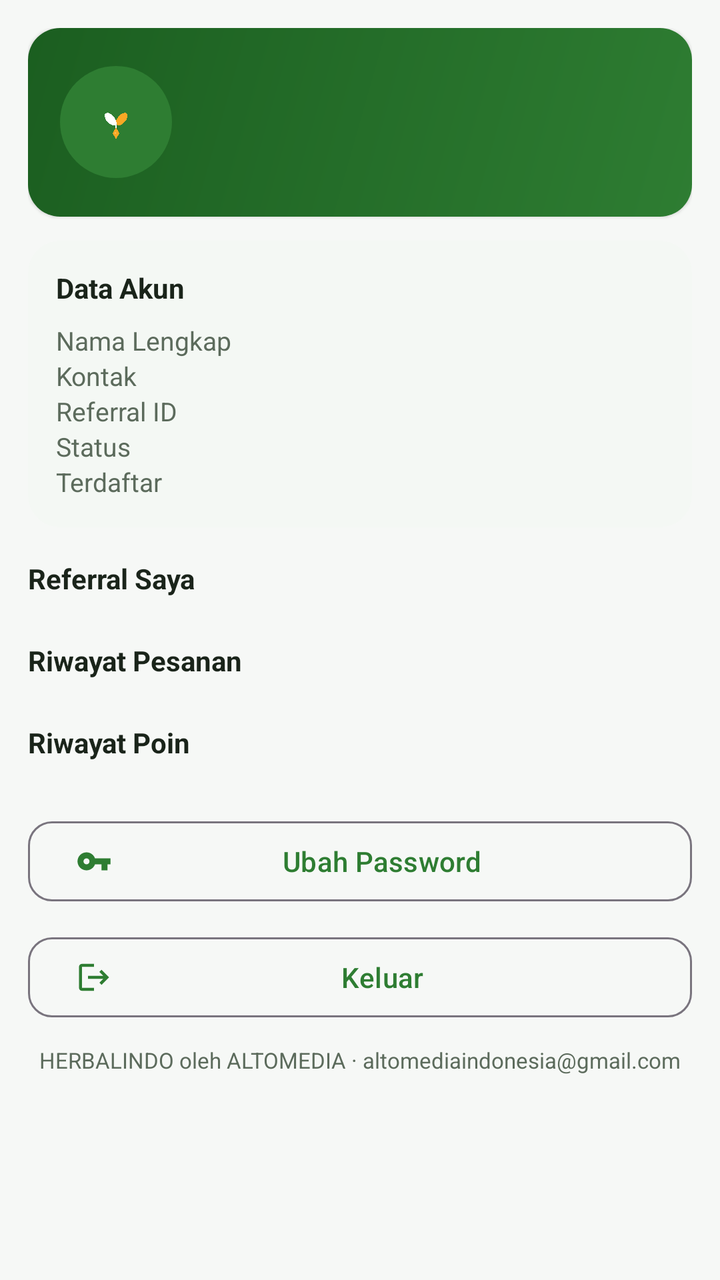
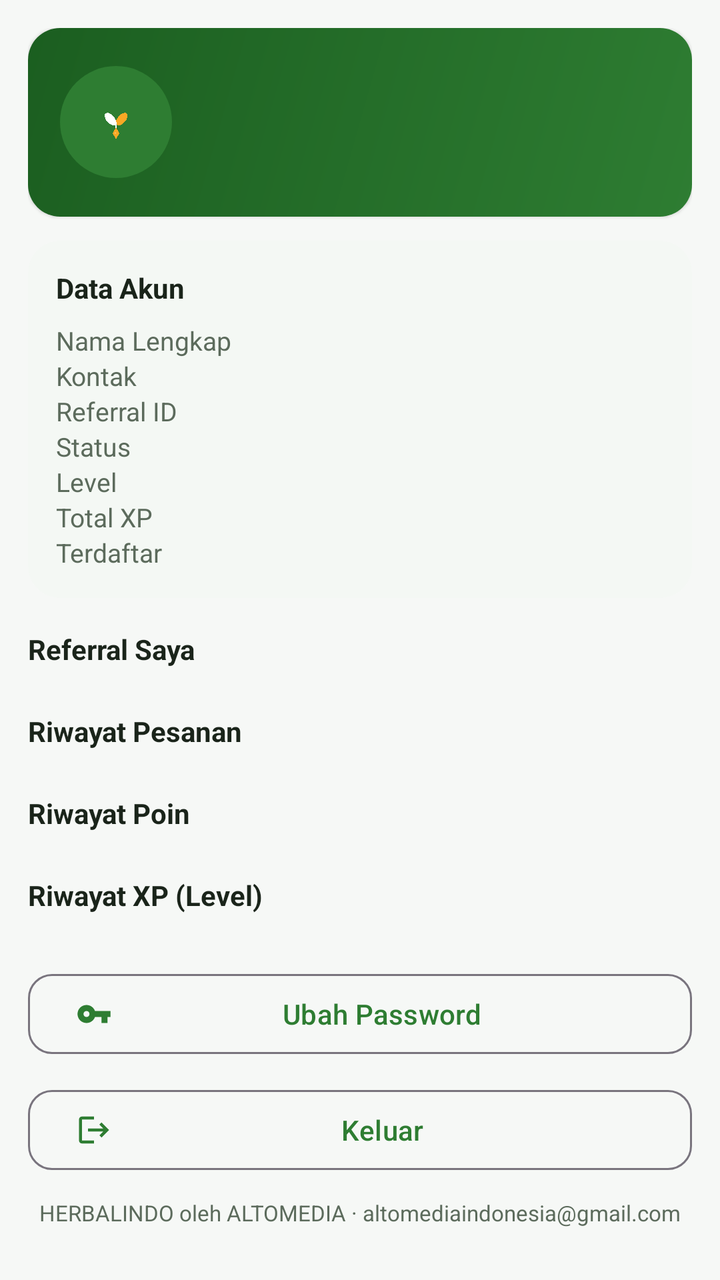

The first picture is an Android layout as it rendered before a commit; the second is the same layout after the commit. The layout source and the unified diff follow.
<!-- AndroidManifest.xml: application theme Theme.Herbalindo -->
<!-- res/layout/tab_profile.xml -->
<?xml version="1.0" encoding="utf-8"?>
<androidx.core.widget.NestedScrollView xmlns:android="http://schemas.android.com/apk/res/android"
    android:id="@+id/tab_profile"
    android:layout_width="match_parent"
    android:layout_height="match_parent"
    android:background="@color/bg"
    android:fillViewport="true"
    xmlns:app="http://schemas.android.com/apk/res-auto">

    <LinearLayout
        android:layout_width="match_parent"
        android:layout_height="wrap_content"
        android:orientation="vertical"
        android:padding="14dp">

        <com.google.android.material.card.MaterialCardView
            style="@style/Widget.Herbalindo.Card"
            android:layout_width="match_parent"
            android:layout_height="wrap_content">

            <LinearLayout
                android:layout_width="match_parent"
                android:layout_height="wrap_content"
                android:background="@drawable/bg_header"
                android:gravity="center_vertical"
                android:orientation="horizontal"
                android:padding="16dp">

                <ImageView
                    android:layout_width="56dp"
                    android:layout_height="56dp"
                    android:background="@drawable/bg_circle_green"
                    android:contentDescription="@string/profile"
                    android:padding="10dp"
                    android:src="@mipmap/ic_launcher_foreground" />

                <LinearLayout
                    android:layout_width="0dp"
                    android:layout_height="wrap_content"
                    android:layout_marginStart="12dp"
                    android:layout_weight="1"
                    android:orientation="vertical">

                    <TextView
                        android:id="@+id/prof_name"
                        android:layout_width="match_parent"
                        android:layout_height="wrap_content"
                        android:textColor="@color/text_on_brand"
                        android:textSize="18sp"
                        android:textStyle="bold" />

                    <TextView
                        android:id="@+id/prof_contact"
                        android:layout_width="match_parent"
                        android:layout_height="wrap_content"
                        android:textColor="@color/brand_green_pale"
                        android:textSize="12sp" />

                    <TextView
                        android:id="@+id/prof_ref"
                        android:layout_width="match_parent"
                        android:layout_height="wrap_content"
                        android:layout_marginTop="4dp"
                        android:textColor="@color/brand_accent"
                        android:textSize="13sp"
                        android:textStyle="bold" />
                </LinearLayout>
            </LinearLayout>
        </com.google.android.material.card.MaterialCardView>

        <com.google.android.material.card.MaterialCardView
            style="@style/Widget.Herbalindo.Card"
            android:layout_width="match_parent"
            android:layout_height="wrap_content"
            android:layout_marginTop="12dp">

            <LinearLayout
                android:layout_width="match_parent"
                android:layout_height="wrap_content"
                android:orientation="vertical"
                android:padding="14dp">

                <TextView
                    android:layout_width="match_parent"
                    android:layout_height="wrap_content"
                    android:text="Data Akun"
                    android:textColor="@color/text_primary"
                    android:textStyle="bold" />

                <TableLayout
                    android:layout_width="match_parent"
                    android:layout_height="wrap_content"
                    android:layout_marginTop="8dp"
                    android:stretchColumns="1">

                    <TableRow>
                        <TextView android:text="@string/name" android:textColor="@color/text_secondary" android:textSize="13sp" />
                        <TextView android:id="@+id/prof_row_name" android:textColor="@color/text_primary" android:textSize="13sp" />
                    </TableRow>
                    <TableRow>
                        <TextView android:text="Kontak" android:textColor="@color/text_secondary" android:textSize="13sp" />
                        <TextView android:id="@+id/prof_row_contact" android:textColor="@color/text_primary" android:textSize="13sp" />
                    </TableRow>
                    <TableRow>
                        <TextView android:text="Referral ID" android:textColor="@color/text_secondary" android:textSize="13sp" />
                        <TextView android:id="@+id/prof_row_ref" android:textColor="@color/text_primary" android:textSize="13sp" android:textStyle="bold" />
                    </TableRow>
                    <TableRow>
                        <TextView android:text="Status" android:textColor="@color/text_secondary" android:textSize="13sp" />
                        <TextView android:id="@+id/prof_row_status" android:textColor="@color/text_primary" android:textSize="13sp" />
                    </TableRow>
                    <TableRow>
                        <TextView android:text="Terdaftar" android:textColor="@color/text_secondary" android:textSize="13sp" />
                        <TextView android:id="@+id/prof_row_created" android:textColor="@color/text_primary" android:textSize="13sp" />
                    </TableRow>
                </TableLayout>
            </LinearLayout>
        </com.google.android.material.card.MaterialCardView>

        <TextView
            android:layout_width="match_parent"
            android:layout_height="wrap_content"
            android:layout_marginTop="16dp"
            android:text="Referral Saya"
            android:textColor="@color/text_primary"
            android:textStyle="bold" />

        <LinearLayout
            android:id="@+id/prof_referrals"
            android:layout_width="match_parent"
            android:layout_height="wrap_content"
            android:layout_marginTop="6dp"
            android:orientation="vertical" />

        <TextView
            android:layout_width="match_parent"
            android:layout_height="wrap_content"
            android:layout_marginTop="16dp"
            android:text="Riwayat Pesanan"
            android:textColor="@color/text_primary"
            android:textStyle="bold" />

        <LinearLayout
            android:id="@+id/prof_orders"
            android:layout_width="match_parent"
            android:layout_height="wrap_content"
            android:layout_marginTop="6dp"
            android:orientation="vertical" />

        <TextView
            android:layout_width="match_parent"
            android:layout_height="wrap_content"
            android:layout_marginTop="16dp"
            android:text="Riwayat Poin"
            android:textColor="@color/text_primary"
            android:textStyle="bold" />

        <LinearLayout
            android:id="@+id/prof_ledger"
            android:layout_width="match_parent"
            android:layout_height="wrap_content"
            android:layout_marginTop="6dp"
            android:orientation="vertical" />

        <Button
            android:id="@+id/prof_change_password"
            style="@style/Widget.Herbalindo.Button.Outlined"
            android:layout_width="match_parent"
            android:layout_height="wrap_content"
            android:layout_marginTop="20dp"
            android:text="@string/change_password"
    app:icon="@drawable/ic_key" />

        <Button
            android:id="@+id/prof_logout"
            style="@style/Widget.Herbalindo.Button.Outlined"
            android:layout_width="match_parent"
            android:layout_height="wrap_content"
            android:layout_marginTop="10dp"
            android:text="@string/logout"
    app:icon="@drawable/ic_logout" />

        <TextView
            android:layout_width="match_parent"
            android:layout_height="wrap_content"
            android:layout_marginTop="10dp"
            android:paddingBottom="16dp"
            android:text="HERBALINDO oleh ALTOMEDIA · altomediaindonesia@gmail.com"
            android:textAlignment="center"
            android:textColor="@color/text_secondary"
            android:textSize="11sp" />
    </LinearLayout>
</androidx.core.widget.NestedScrollView>
<!-- resources referenced by this layout -->
<resources>
  <color name="bg">#F6F8F6</color>
  <color name="brand_accent">#F9A825</color>
  <color name="brand_green_pale">#E8F5E9</color>
  <color name="text_on_brand">#FFFFFF</color>
  <color name="text_primary">#1A241A</color>
  <color name="text_secondary">#5C6B5C</color>
  <!-- drawable bg_circle_green (drawable) -->
  <?xml version="1.0" encoding="utf-8"?>
  <shape xmlns:android="http://schemas.android.com/apk/res/android" android:shape="oval">
      <solid android:color="@color/brand_green" />
  </shape>
  <!-- drawable bg_header (drawable) -->
  <?xml version="1.0" encoding="utf-8"?>
  <shape xmlns:android="http://schemas.android.com/apk/res/android" android:shape="rectangle">
      <gradient android:angle="315" android:startColor="@color/brand_green_dark" android:endColor="@color/brand_green" />
  </shape>
  <!-- drawable ic_key (drawable) -->
  <?xml version="1.0" encoding="utf-8"?>
  <vector xmlns:android="http://schemas.android.com/apk/res/android"
      android:width="24dp"
      android:height="24dp"
      android:viewportWidth="24"
      android:viewportHeight="24">
      <path
          android:fillColor="#FF000000"
          android:pathData="M12.65,10C11.83,7.67 9.61,6 7,6c-3.31,0 -6,2.69 -6,6s2.69,6 6,6c2.61,0 4.83,-1.67 5.65,-4H17v4h4v-4h2v-4H12.65zM7,14c-1.1,0 -2,-0.9 -2,-2s0.9,-2 2,-2 2,0.9 2,2 -0.9,2 -2,2z" />
  </vector>
  <!-- drawable ic_logout (drawable) -->
  <?xml version="1.0" encoding="utf-8"?>
  <vector xmlns:android="http://schemas.android.com/apk/res/android"
      android:width="24dp"
      android:height="24dp"
      android:viewportWidth="24"
      android:viewportHeight="24">
      <path
          android:fillColor="#FF000000"
          android:pathData="M17,7l-1.41,1.41L18.17,11H8v2h10.17l-2.58,2.58L17,17l5,-5zM4,5h8V3H4c-1.1,0 -2,0.9 -2,2v14c0,1.1 0.9,2 2,2h8v-2H4V5z" />
  </vector>
  <!-- mipmap ic_launcher_foreground: png bitmap (mipmap-hdpi, 420 bytes) -->
  <string name="change_password">Ubah Password</string>
  <string name="logout">Keluar</string>
  <string name="name">Nama Lengkap</string>
  <string name="profile">Profil</string>
  <style name="Widget.Herbalindo.Button.Outlined" parent="Widget.Material3.Button.OutlinedButton">
          <item name="android:textAllCaps">false</item>
          <item name="android:minHeight">48dp</item>
          <item name="cornerRadius">12dp</item>
      </style>
  <style name="Widget.Herbalindo.Card" parent="Widget.Material3.CardView.Elevated">
          <item name="cardCornerRadius">16dp</item>
          <item name="cardElevation">1dp</item>
          <item name="cardBackgroundColor">@color/surface</item>
      </style>
  <style name="Theme.Herbalindo" parent="Theme.Material3.Light.NoActionBar">
          <item name="colorPrimary">@color/brand_green</item>
          <item name="colorPrimaryDark">@color/brand_green_dark</item>
          <item name="colorOnPrimary">@color/text_on_brand</item>
          <item name="colorSecondary">@color/brand_accent</item>
          <item name="colorOnSecondary">@color/text_primary</item>
          <item name="colorSurface">@color/surface</item>
          <item name="colorOnSurface">@color/text_primary</item>
          <item name="android:colorBackground">@color/bg</item>
          <item name="android:statusBarColor">@color/brand_green_dark</item>
          <item name="android:navigationBarColor">@color/surface</item>
          <item name="android:windowLightStatusBar" tools:targetApi="m">false</item>
          <item name="android:windowLightNavigationBar" tools:targetApi="o_mr1">false</item>
          <item name="android:windowBackground">@color/bg</item>
      </style>
  <color name="brand_green">#2E7D32</color>
  <color name="brand_green_dark">#1B5E20</color>
  <color name="surface">#FFFFFF</color>
</resources>

<!-- the commit's change to res/layout/tab_profile.xml (unified diff, before → after) -->
@@ -110,6 +110,14 @@
                         <TextView android:id="@+id/prof_row_status" android:textColor="@color/text_primary" android:textSize="13sp" />
                     </TableRow>
                     <TableRow>
+                        <TextView android:text="Level" android:textColor="@color/text_secondary" android:textSize="13sp" />
+                        <TextView android:id="@+id/prof_row_level" android:textColor="@color/text_primary" android:textSize="13sp" android:textStyle="bold" />
+                    </TableRow>
+                    <TableRow>
+                        <TextView android:text="Total XP" android:textColor="@color/text_secondary" android:textSize="13sp" />
+                        <TextView android:id="@+id/prof_row_xp" android:textColor="@color/text_primary" android:textSize="13sp" />
+                    </TableRow>
+                    <TableRow>
                         <TextView android:text="Terdaftar" android:textColor="@color/text_secondary" android:textSize="13sp" />
                         <TextView android:id="@+id/prof_row_created" android:textColor="@color/text_primary" android:textSize="13sp" />
                     </TableRow>
@@ -157,6 +165,21 @@
 
         <LinearLayout
             android:id="@+id/prof_ledger"
+            android:layout_width="match_parent"
+            android:layout_height="wrap_content"
+            android:layout_marginTop="6dp"
+            android:orientation="vertical" />
+
+        <TextView
+            android:layout_width="match_parent"
+            android:layout_height="wrap_content"
+            android:layout_marginTop="16dp"
+            android:text="Riwayat XP (Level)"
+            android:textColor="@color/text_primary"
+            android:textStyle="bold" />
+
+        <LinearLayout
+            android:id="@+id/prof_xp"
             android:layout_width="match_parent"
             android:layout_height="wrap_content"
             android:layout_marginTop="6dp"
